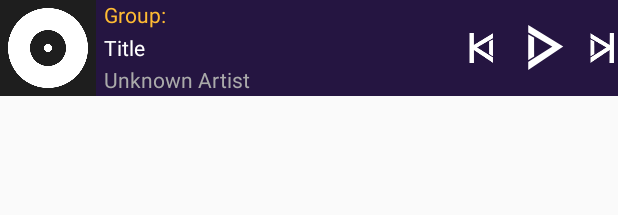
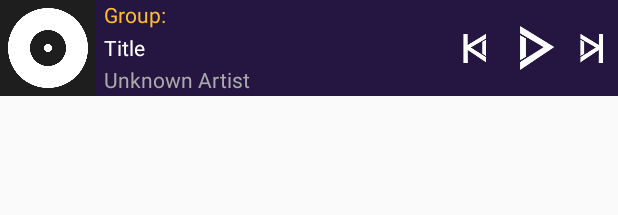
Before and after one commit to georgevarghese185/GlidePlayer, an Android app: the layout notification_player.xml on its own in the app's theme, with its tools: preview values and no code run, on a phone screen of 412 x 824 dp. Shown: the top 215 px of the screen. Run offline under Robolectric (Android 15) with nearby library versions, the phone set to English and light mode, and no system bars.

Commit message:
Player notification implemented.
Notification for player implemented. Creates and dismisses notification
in certain scenarios. Might have to re-do some logic in the future,
noticed some issues. Then again, maybe it's fine.

Changes:
PlayerFragment:
  -binds and unbinds to playerservice on fragment pause and resume.
  -Track changes only after receiving onStarted() notification from
  PlayerService

MediaPlayer:
  -Fixed issue where if mediaPlayer isn't initialized, isPlaying() threw a
  null pointer exception

PlayerService:
  -Creates and manages a notification through playback
  -Stops itself when not playing and unbound.
  -Accepts start commands (intents) so that the notification can
  communicate with it.

AppNotification:
  -Implemented methods for creating and managing a player
  notification.

notification_[player|expanded_player]:
  -Changed layouts slightly.

```diff
--- a/app/src/main/java/teefourteen/glideplayer/music/MusicPlayer.java
+++ b/app/src/main/java/teefourteen/glideplayer/music/MusicPlayer.java
@@ -204,6 +204,10 @@ public class MusicPlayer {
     }
 
     public boolean isPlaying() {
-        return mediaPlayer.isPlaying();
+        if(mediaPlayer == null) {
+            return false;
+        } else {
+            return mediaPlayer.isPlaying();
+        }
     }
 }
--- a/app/src/main/res/layout/notification_player.xml
+++ b/app/src/main/res/layout/notification_player.xml
@@ -12,47 +12,42 @@
         app:srcCompat="@drawable/ic_album_white_24dp"
         android:id="@+id/notification_album_art"/>
 
-    <LinearLayout
-        android:orientation="horizontal"
-        android:id="@+id/notification_track_actions"
-        android:layout_width="wrap_content"
+    <ImageView
+        android:layout_width="34dp"
         android:layout_height="match_parent"
-        android:layout_alignParentRight="true">
+        android:gravity="center_vertical"
+        app:srcCompat="@drawable/glideplayer_skip_next_white"
+        android:id="@+id/notification_next"
+        android:layout_alignParentRight="true"
+        android:paddingLeft="7dp"
+        android:paddingRight="7dp"
+        android:layout_gravity="center_vertical"/>
 
-        <ImageView
-            android:layout_width="20dp"
-            android:layout_height="20dp"
-            app:srcCompat="@drawable/glideplayer_skip_prev_white"
-            android:id="@+id/notification_prev"
-            android:layout_marginRight="15dp"
-            android:layout_weight="1"
-            android:layout_gravity="center_vertical" />
+    <ImageView
+        android:layout_height="match_parent"
+        app:srcCompat="@drawable/glideplayer_play_white"
+        android:id="@+id/notification_play_pause"
+        android:layout_toLeftOf="@id/notification_next"
+        android:paddingLeft="7dp"
+        android:paddingRight="7dp"
+        android:layout_width="44dp" />
 
-        <ImageView
-            android:layout_width="30dp"
-            android:layout_height="30dp"
-            app:srcCompat="@drawable/glideplayer_play_white"
-            android:id="@+id/notification_play_pause"
-            android:layout_weight="1"
-            android:layout_gravity="center_vertical"/>
+    <ImageView
+        android:layout_width="34dp"
+        android:layout_height="match_parent"
+        app:srcCompat="@drawable/glideplayer_skip_prev_white"
+        android:id="@+id/notification_prev"
+        android:paddingLeft="7dp"
+        android:paddingRight="7dp"
+        android:layout_toLeftOf="@id/notification_play_pause"/>
 
-        <ImageView
-            android:layout_width="20dp"
-            android:layout_height="20dp"
-            android:layout_marginLeft="15dp"
-            android:gravity="center_vertical"
-            app:srcCompat="@drawable/glideplayer_skip_next_white"
-            android:id="@+id/notification_next"
-            android:layout_weight="1"
-            android:layout_gravity="center_vertical"/>
-    </LinearLayout>
 
     <LinearLayout
         android:orientation="vertical"
         android:id="@+id/notification_track_info"
         android:layout_width="wrap_content"
         android:layout_height="match_parent"
-        android:layout_toLeftOf="@id/notification_track_actions"
+        android:layout_toLeftOf="@id/notification_prev"
         android:layout_toRightOf="@id/notification_album_art"
         android:layout_marginLeft="5dp">
 
```
Also changed, not shown: app/src/main/java/teefourteen/glideplayer/AppNotification.java (+145 -18 lines), app/src/main/java/teefourteen/glideplayer/fragments/player/PlayerFragment.java (+48 -42 lines), app/src/main/java/teefourteen/glideplayer/services/PlayerService.java (+97 -14 lines), app/src/main/res/layout/notification_expanded_player.xml (+27 -28 lines).
